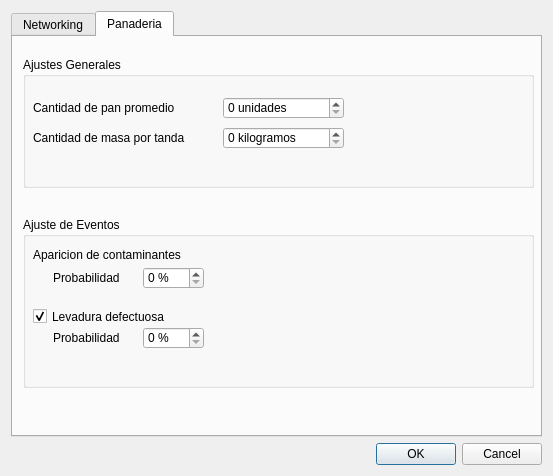
Old version of the form src/ui/ui_forms/preferencespanel.ui in the repository richin13/bollo.
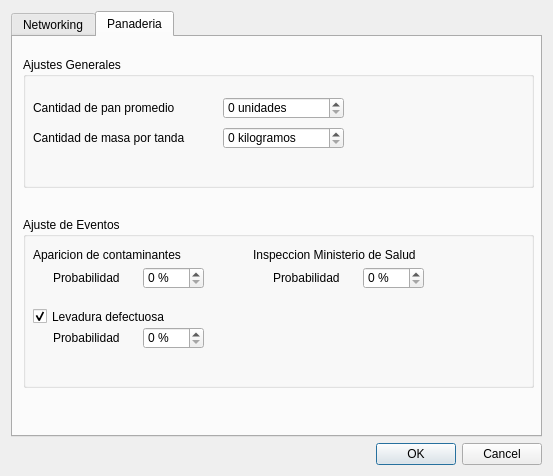
New version of the form. The open tabs and pages were chosen to show the change. Icons and pictures are not drawn.

Commit message: Added ministry raid probability to gui

What changed in the file:
```diff
--- a/src/ui/ui_forms/preferencespanel.ui
+++ b/src/ui/ui_forms/preferencespanel.ui
@@ -360,6 +360,51 @@
            <string>Probabilidad</string>
           </property>
          </widget>
+         <widget class="QSpinBox" name="ministryRaidProbabilitySP">
+          <property name="geometry">
+           <rect>
+            <x>340</x>
+            <y>50</y>
+            <width>61</width>
+            <height>22</height>
+           </rect>
+          </property>
+          <property name="showGroupSeparator" stdset="0">
+           <bool>false</bool>
+          </property>
+          <property name="suffix">
+           <string> %</string>
+          </property>
+          <property name="displayIntegerBase">
+           <number>10</number>
+          </property>
+         </widget>
+         <widget class="QLabel" name="title12">
+          <property name="geometry">
+           <rect>
+            <x>250</x>
+            <y>50</y>
+            <width>91</width>
+            <height>21</height>
+           </rect>
+          </property>
+          <property name="text">
+           <string>Probabilidad</string>
+          </property>
+         </widget>
+         <widget class="QLabel" name="title11">
+          <property name="geometry">
+           <rect>
+            <x>230</x>
+            <y>30</y>
+            <width>221</width>
+            <height>16</height>
+           </rect>
+          </property>
+          <property name="text">
+           <string>Inspeccion Ministerio de Salud</string>
+          </property>
+         </widget>
         </widget>
        </widget>
       </widget>
```
Left out of the diff: 2 changed lines with no effect on the pictures. The commit also changes 4 other files.
